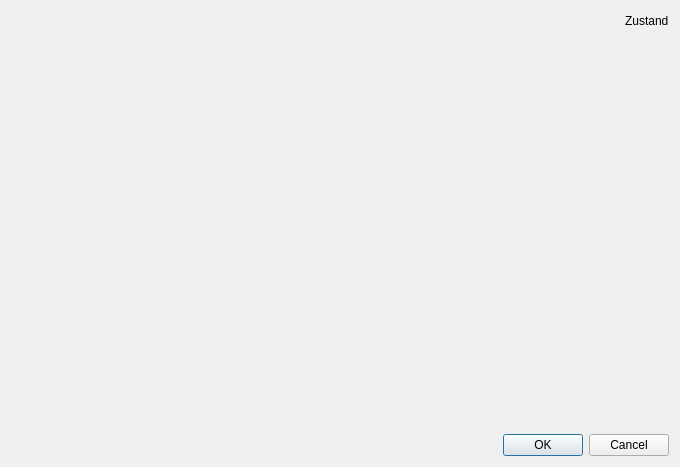
Above: apmui.ui from CHRISIzzDA/APM_Qt_UI_v1 before the change. Below: the same form after it.
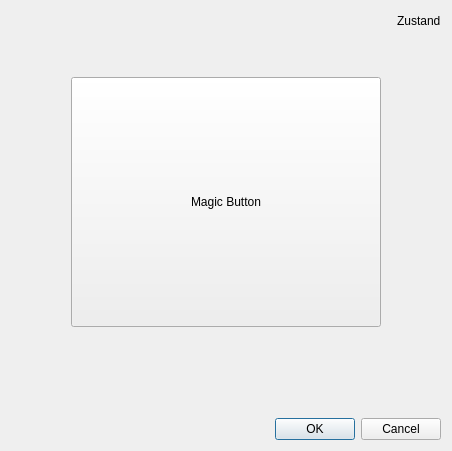
That is the form after the change.

Diff of the .ui file:
```diff
--- a/apmui.ui
+++ b/apmui.ui
@@ -6,8 +6,8 @@
    <rect>
     <x>0</x>
     <y>0</y>
-    <width>680</width>
-    <height>467</height>
+    <width>452</width>
+    <height>451</height>
    </rect>
   </property>
   <property name="windowTitle">
@@ -43,10 +43,84 @@
      <property name="orientation">
       <enum>Qt::Vertical</enum>
      </property>
+     <property name="sizeType">
+      <enum>QSizePolicy::Minimum</enum>
+     </property>
      <property name="sizeHint" stdset="0">
       <size>
        <width>20</width>
-       <height>389</height>
+       <height>40</height>
+      </size>
+     </property>
+    </spacer>
+   </item>
+   <item>
+    <layout class="QHBoxLayout" name="horizontalLayout_3">
+     <item>
+      <spacer name="horizontalSpacer_4">
+       <property name="orientation">
+        <enum>Qt::Horizontal</enum>
+       </property>
+       <property name="sizeType">
+        <enum>QSizePolicy::Fixed</enum>
+       </property>
+       <property name="sizeHint" stdset="0">
+        <size>
+         <width>60</width>
+         <height>20</height>
+        </size>
+       </property>
+      </spacer>
+     </item>
+     <item>
+      <widget class="QPushButton" name="pb_test">
+       <property name="sizePolicy">
+        <sizepolicy hsizetype="Preferred" vsizetype="Preferred">
+         <horstretch>0</horstretch>
+         <verstretch>0</verstretch>
+        </sizepolicy>
+       </property>
+       <property name="minimumSize">
+        <size>
+         <width>0</width>
+         <height>250</height>
+        </size>
+       </property>
+       <property name="text">
+        <string>Magic Button</string>
+       </property>
+      </widget>
+     </item>
+     <item>
+      <spacer name="horizontalSpacer_3">
+       <property name="orientation">
+        <enum>Qt::Horizontal</enum>
+       </property>
+       <property name="sizeType">
+        <enum>QSizePolicy::Fixed</enum>
+       </property>
+       <property name="sizeHint" stdset="0">
+        <size>
+         <width>60</width>
+         <height>20</height>
+        </size>
+       </property>
+      </spacer>
+     </item>
+    </layout>
+   </item>
+   <item>
+    <spacer name="verticalSpacer_2">
+     <property name="orientation">
+      <enum>Qt::Vertical</enum>
+     </property>
+     <property name="sizeType">
+      <enum>QSizePolicy::Expanding</enum>
+     </property>
+     <property name="sizeHint" stdset="0">
+      <size>
+       <width>20</width>
+       <height>40</height>
       </size>
      </property>
     </spacer>
```
Left out of the diff: 2 changed lines with no effect on the pictures.
